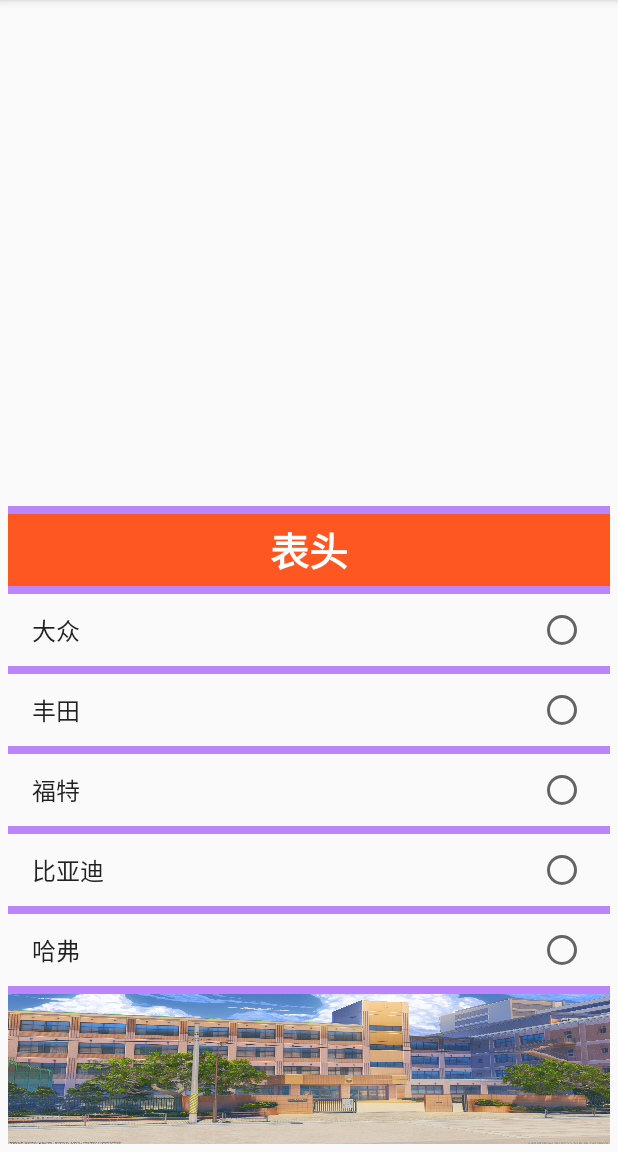
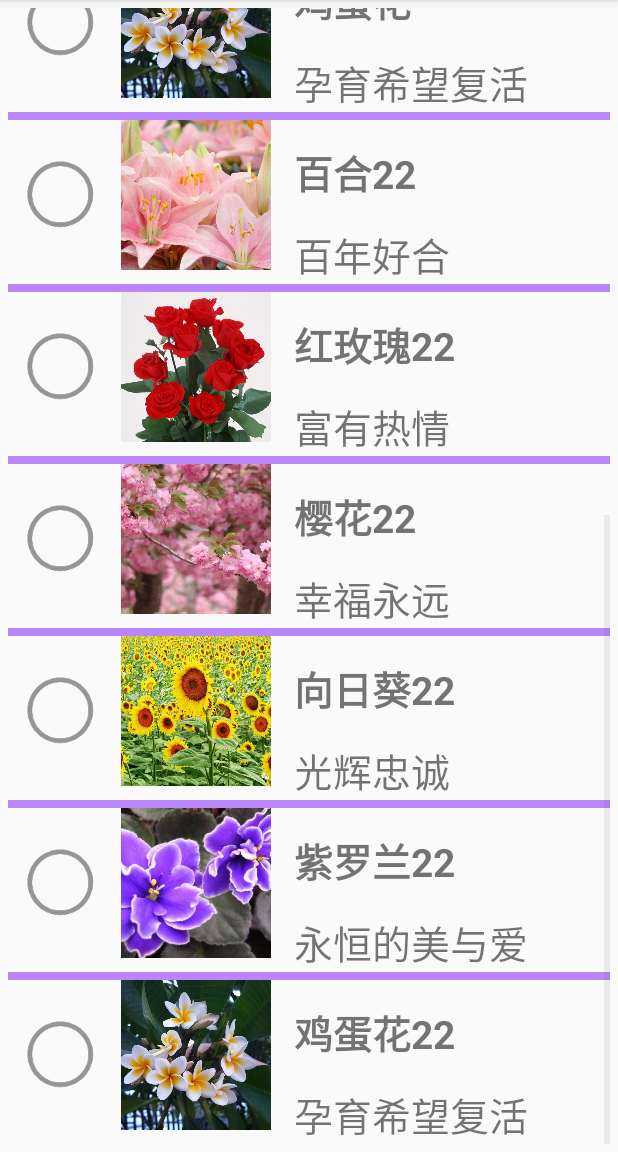
Before and after one commit to gallifreyCar/TodayApplication, an Android app: the ListViewActivity screen opened directly, with no data from a screen before it, on a phone screen of 412 x 824 dp, the part 84-1236 px from its top. Run offline under Robolectric (Android 15) with nearby library versions, the light colour scheme and no system bars.

Commit message:
更新BaseAdapter的内容

```diff
--- /dev/null
+++ b/app/src/main/java/com/gallifrey/todayapplication/listview/Flower.java
@@ -0,0 +1,46 @@
+package com.gallifrey.todayapplication.listview;
+
+public class Flower {
+    private int imageId;
+    private String name;
+    private String content;
+    private  Boolean checkStatus;
+    public Flower(int imageId,String name,String content){
+        this.imageId=imageId;
+        this.name=name;
+        this.content=content;
+        checkStatus=false;
+    }
+
+    public int getImageId() {
+        return imageId;
+    }
+
+    public void setImageId(int imageId) {
+        this.imageId = imageId;
+    }
+
+    public String getName() {
+        return name;
+    }
+
+    public void setName(String name) {
+        this.name = name;
+    }
+
+    public String getContent() {
+        return content;
+    }
+
+    public void setContent(String content) {
+        this.content = content;
+    }
+
+    public Boolean getCheckStatus() {
+        return checkStatus;
+    }
+
+    public void setCheckStatus(Boolean checkStatus) {
+        this.checkStatus=checkStatus;
+    }
+}
--- /dev/null
+++ b/app/src/main/java/com/gallifrey/todayapplication/listview/FlowerAdapter.java
@@ -0,0 +1,118 @@
+package com.gallifrey.todayapplication.listview;
+
+import android.content.Context;
+import android.util.Log;
+import android.view.LayoutInflater;
+import android.view.View;
+import android.view.ViewGroup;
+import android.widget.BaseAdapter;
+import android.widget.CheckBox;
+import android.widget.CompoundButton;
+import android.widget.ImageView;
+import android.widget.TextView;
+
+import com.gallifrey.todayapplication.R;
+
+import java.nio.channels.ClosedByInterruptException;
+import java.util.LinkedList;
+
+public class FlowerAdapter extends BaseAdapter {
+    private LinkedList<Flower> mDatalist;
+    private Context mContext;
+    private  int count=0;//添加一个计数器看看，优化后view的创建次数
+    public FlowerAdapter(LinkedList<Flower> datalist, Context context){
+        mDatalist=datalist;
+        mContext=context;
+    }
+
+    @Override
+    public int getCount() {
+        return mDatalist.size();
+    }
+
+    @Override
+    public Object getItem(int i) {
+        return mDatalist.get(i);
+    }
+
+    @Override
+    public long getItemId(int i) {
+        return i;
+    }
+
+
+    /**
+     *这是优化前的代码，可重用性低，view不断新建，组件也不断查找
+     *
+        public View getView(int i, View view, ViewGroup viewGroup) {
+            view = LayoutInflater.from(mContext).inflate(R.layout.listitem, viewGroup, false);
+            ImageView item_iv=view.findViewById(R.id.item_iv);
+            TextView item_name=view.findViewById(R.id.item_name);
+            TextView item_content=view.findViewById(R.id.item_content);
+
+
+            item_iv.setImageResource(mDatalist.get(i).getImageId());
+            item_name.setText(mDatalist.get(i).getName());
+            item_content.setText(mDatalist.get(i).getContent());
+            return view;
+        }
+
+    **/
+    @Override
+    public View getView(int i, View view, ViewGroup viewGroup) {
+        ViewHolder viewHolder=null;
+        //优化,为空才构造view;那样只有创建第一页能显示的花的view，之后的直接重用好了
+        //实际测试效果是创建了7个view
+        if(view==null) {
+            //动态构造
+            view = LayoutInflater.from(mContext).inflate(R.layout.listitem, viewGroup, false);
+            viewHolder=new ViewHolder();
+
+            viewHolder.item_iv=view.findViewById(R.id.item_iv);
+            viewHolder.item_name=view.findViewById(R.id.item_name);
+            viewHolder.item_content=view.findViewById(R.id.item_content);
+            viewHolder.item_check=view.findViewById(R.id.item_check);
+            view.setTag(viewHolder);//用view记录数据，不用重复查找
+            count++;//view的创建数+1
+    }else {
+            viewHolder=(ViewHolder)view.getTag();//重新赋值
+        }
+        Log.i("Flower", "getView: 测试一下优化效果 "+count);
+        //记录一下位置
+        viewHolder.item_check.setTag(i);
+        viewHolder.item_check.setOnCheckedChangeListener(new CompoundButton.OnCheckedChangeListener() {
+            @Override
+            public void onCheckedChanged(CompoundButton compoundButton, boolean b) {
+                //重新获取位置并设置状态
+                int index=(int)compoundButton.getTag();
+                mDatalist.get(index).setCheckStatus(b);
+            }
+        });
+        //重新设置
+        viewHolder.item_check.setChecked(mDatalist.get(i).getCheckStatus());
+        viewHolder.item_iv.setImageResource(mDatalist.get(i).getImageId());
+        viewHolder.item_name.setText(mDatalist.get(i).getName());
+        viewHolder.item_content.setText(mDatalist.get(i).getContent());
+        return view;
+    }
+
+    //优化,添加一个静态类记录数据,增加重用性
+    static class ViewHolder{
+        ImageView item_iv;
+        TextView item_name;
+        TextView item_content;
+        CheckBox item_check;
+
+    }
+
+    //添加点击删除功能
+    public void remove(int position){
+        if(mDatalist!=null){
+            mDatalist.remove(position);
+        }
+        //更新变化的信息
+        notifyDataSetChanged();
+
+    }
+
+}
--- a/app/src/main/java/com/gallifrey/todayapplication/listview/ListViewActivity.java
+++ b/app/src/main/java/com/gallifrey/todayapplication/listview/ListViewActivity.java
@@ -17,6 +17,7 @@ import java.util.List;
 
 public class ListViewActivity extends AppCompatActivity {
     private ListView mlv;
+    private List<Flower> flowerList;
     @Override
     protected void onCreate(Bundle savedInstanceState) {
         super.onCreate(savedInstanceState);
@@ -28,23 +29,51 @@ public class ListViewActivity extends AppCompatActivity {
 //        mlv.setAdapter(adapter);
 
 //        ArrayAdapter创建方式二
-        List<String> datalist=new LinkedList<>();
-        datalist.add("大众");
-        datalist.add("丰田");
-        datalist.add("福特");
-        datalist.add("比亚迪");
-        datalist.add("哈弗");
-//        ArrayAdapter adapter=new ArrayAdapter(this, android.R.layout.simple_list_item_1,datalist);
-        ArrayAdapter adapter=new ArrayAdapter(this, android.R.layout.simple_list_item_single_choice,datalist);
-        mlv.setAdapter(adapter);
-        mlv.addHeaderView(LayoutInflater.from(this).inflate(R.layout.viewhead,null));
-        mlv.addFooterView(LayoutInflater.from(this).inflate(R.layout.viewfoot,null));
+//        List<String> datalist=new LinkedList<>();
+//        datalist.add("大众");
+//        datalist.add("丰田");
+//        datalist.add("福特");
+//        datalist.add("比亚迪");
+//        datalist.add("哈弗");
+////        ArrayAdapter adapter=new ArrayAdapter(this, android.R.layout.simple_list_item_1,datalist);
+//        ArrayAdapter adapter=new ArrayAdapter(this, android.R.layout.simple_list_item_single_choice,datalist);
+//        mlv.setAdapter(adapter);
+//        mlv.addHeaderView(LayoutInflater.from(this).inflate(R.layout.viewhead,null));
+//        mlv.addFooterView(LayoutInflater.from(this).inflate(R.layout.viewfoot,null));
+//
+//        mlv.setOnItemClickListener(new AdapterView.OnItemClickListener() {
+//            @Override
+//            public void onItemClick(AdapterView<?> adapterView, View view, int i, long l) {
+//                Toast.makeText(ListViewActivity.this,i+" Clicked",Toast.LENGTH_LONG).show();
+//            }
+//        });
 
+        initFlower();
+        FlowerAdapter flowerAdapter=new FlowerAdapter((LinkedList<Flower>) flowerList,this);
+        mlv.setAdapter(flowerAdapter);
         mlv.setOnItemClickListener(new AdapterView.OnItemClickListener() {
             @Override
             public void onItemClick(AdapterView<?> adapterView, View view, int i, long l) {
+                flowerAdapter.remove(i);
                 Toast.makeText(ListViewActivity.this,i+" Clicked",Toast.LENGTH_LONG).show();
             }
         });
     }
+
+    private void initFlower() {
+        flowerList=new LinkedList<>();
+        flowerList.add(new Flower(R.drawable.baihe,"百合","百年好合"));
+        flowerList.add(new Flower(R.drawable.rose,"红玫瑰","富有热情"));
+        flowerList.add(new Flower(R.drawable.yinghua,"樱花","幸福永远"));
+        flowerList.add(new Flower(R.drawable.sunflower,"向日葵","光辉忠诚"));
+        flowerList.add(new Flower(R.drawable.ziluolan,"紫罗兰","永恒的美与爱"));
+        flowerList.add(new Flower(R.drawable.jidanhua,"鸡蛋花","孕育希望复活"));
+
+        flowerList.add(new Flower(R.drawable.baihe,"百合22","百年好合"));
+        flowerList.add(new Flower(R.drawable.rose,"红玫瑰22","富有热情"));
+        flowerList.add(new Flower(R.drawable.yinghua,"樱花22","幸福永远"));
+        flowerList.add(new Flower(R.drawable.sunflower,"向日葵22","光辉忠诚"));
+        flowerList.add(new Flower(R.drawable.ziluolan,"紫罗兰22","永恒的美与爱"));
+        flowerList.add(new Flower(R.drawable.jidanhua,"鸡蛋花22","孕育希望复活"));
+    }
 }
--- /dev/null
+++ b/app/src/main/res/drawable/checkbox_color_round.xml
@@ -0,0 +1,5 @@
+<?xml version="1.0" encoding="utf-8"?>
+<selector xmlns:android="http://schemas.android.com/apk/res/android">
+    <item  android:state_checked="true" android:color="#FF5722"/>
+    <item android:state_checked="false" android:color="#66000000"/>
+</selector>
--- /dev/null
+++ b/app/src/main/res/layout/listitem.xml
@@ -0,0 +1,43 @@
+<?xml version="1.0" encoding="utf-8"?>
+<RelativeLayout xmlns:android="http://schemas.android.com/apk/res/android"
+    android:layout_width="match_parent"
+    android:layout_height="match_parent"
+    android:descendantFocusability="blocksDescendants"
+    android:paddingHorizontal="10dp">
+    <CheckBox
+        android:layout_width="wrap_content"
+        android:layout_height="100dp"
+        android:gravity="center_vertical"
+        android:button="@drawable/checkbox_bg_round"
+        android:buttonTint="@drawable/checkbox_color_round"
+        android:id="@+id/item_check"/>
+
+    <ImageView
+        android:id="@+id/item_iv"
+        android:layout_width="100dp"
+        android:layout_height="100dp"
+        android:layout_marginStart="15dp"
+        android:layout_toEndOf="@id/item_check"
+        android:scaleType="centerCrop" />
+    <TextView
+        android:layout_width="match_parent"
+        android:layout_height="wrap_content"
+        android:layout_marginTop="15dp"
+        android:id="@+id/item_name"
+        android:layout_toEndOf="@id/item_iv"
+        android:layout_marginStart="15dp"
+        android:textSize="26sp"
+        android:textStyle="bold"/>
+
+    <TextView
+        android:id="@+id/item_content"
+        android:layout_width="match_parent"
+        android:layout_height="wrap_content"
+        android:layout_below="@id/item_name"
+        android:layout_marginTop="15dp"
+        android:layout_alignStart="@id/item_name"
+        android:textSize="26sp" />
+
+
+
+</RelativeLayout>
```
Also changed, not shown: app/src/main/res/drawable-v24/baihe.png (added), app/src/main/res/drawable-v24/jidanhua.png (added), app/src/main/res/drawable-v24/rose.png (added), app/src/main/res/drawable-v24/sunflower.png (added), app/src/main/res/drawable-v24/yinghua.png (added), app/src/main/res/drawable-v24/ziluolan.png (added).
